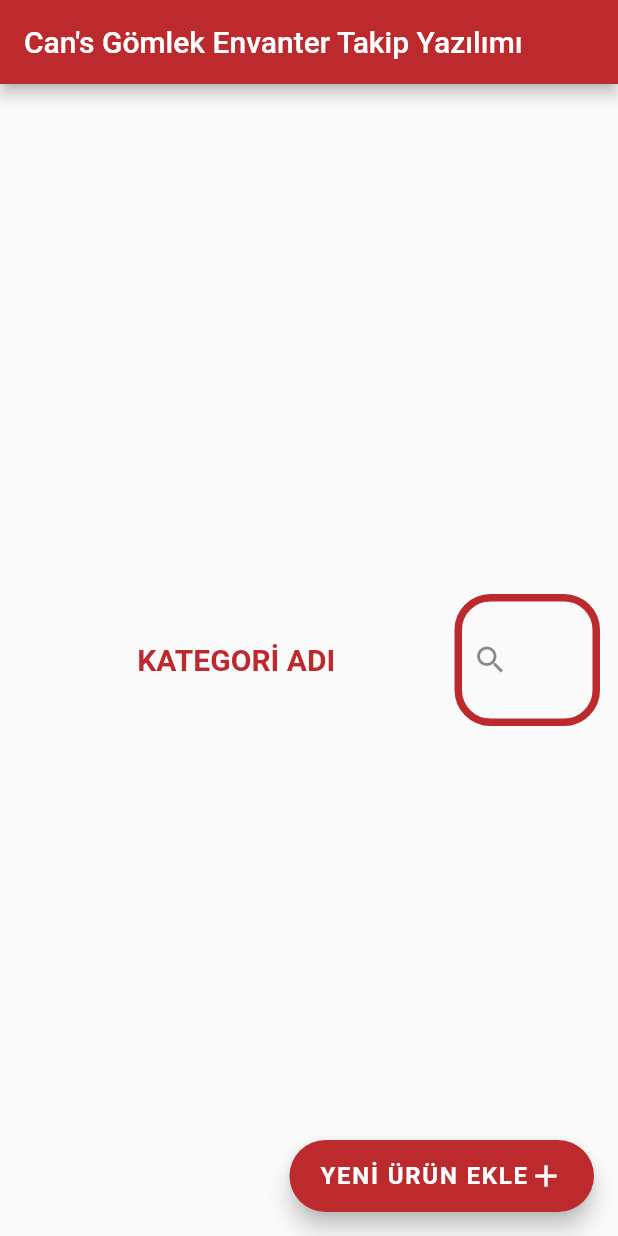
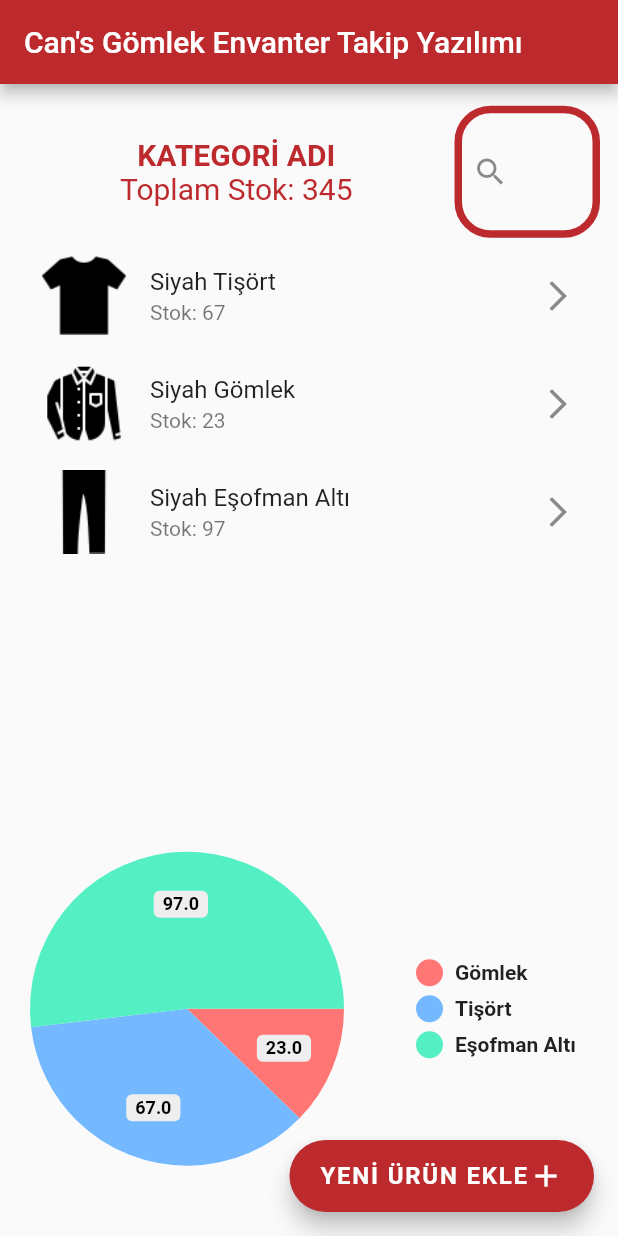
Before and after one commit to saidberk27/inventory_automation, a Flutter app: the screen it shows after launch, on a phone screen of 412 x 824 dp. Run offline on Flutter 3.47's test engine with Material 2 defaults, Android fonts, the light colour scheme and no system bars; drawn by our look-alikes of pie_chart.

Commit message:
Product page v1 Design completed + pie chart added.

```diff
--- /dev/null
+++ b/lib/screens/add_new_product.dart
@@ -0,0 +1,10 @@
+import 'package:flutter/material.dart';
+
+class AddNewProductsPage extends StatelessWidget {
+  const AddNewProductsPage({super.key});
+
+  @override
+  Widget build(BuildContext context) {
+    return Container(color: const Color(0xFF2DBD3A));
+  }
+}
--- a/lib/screens/home.dart
+++ b/lib/screens/home.dart
@@ -2,6 +2,7 @@ import 'package:envanter_kontrol/utils/colors.dart';
 import 'package:envanter_kontrol/utils/text_styles.dart';
 import 'package:envanter_kontrol/widgets/custom_fab.dart';
 import 'package:flutter/material.dart';
+import 'package:pie_chart/pie_chart.dart';
 
 class HomePage extends StatefulWidget {
   const HomePage({super.key, required this.title});
@@ -13,6 +14,12 @@ class HomePage extends StatefulWidget {
 }
 
 class _HomePageState extends State<HomePage> {
+  Map<String, double> dataMap = {
+    "Gömlek": 23,
+    "Tişört": 67,
+    "Eşofman Altı": 97,
+  };
+
   @override
   Widget build(BuildContext context) {
     return Scaffold(
@@ -25,23 +32,77 @@ class _HomePageState extends State<HomePage> {
           child: Column(
             mainAxisAlignment: MainAxisAlignment.center,
             children: [
-              Row(
-                children: [
-                  Expanded(
-                      flex: 3,
-                      child: Text(
-                        "KATEGORİ ADI",
-                        style: ProjectTextStyle.redMediumStrong,
-                        textAlign: TextAlign.center,
-                      )),
-                  Expanded(flex: 1, child: searchTextField()),
-                ],
-              )
+              Expanded(
+                flex: 1,
+                child: headerSection(),
+              ),
+              Expanded(
+                flex: 4,
+                child: productsListView(),
+              ),
+              Expanded(flex: 3, child: pieChart(dataMap: dataMap))
             ],
           ),
         ),
       ),
       floatingActionButton: const CustomFab(),
+    );
+  }
+
+  PieChart pieChart({required Map<String, double> dataMap}) => PieChart(
+        dataMap: dataMap,
+        animationDuration: const Duration(seconds: 2),
+      );
+
+  Row headerSection() {
+    return Row(
+      children: [
+        Expanded(
+            flex: 3,
+            child: Column(
+              mainAxisAlignment: MainAxisAlignment.center,
+              children: [
+                Text(
+                  "KATEGORİ ADI",
+                  style: ProjectTextStyle.redMediumStrong,
+                  textAlign: TextAlign.center,
+                ),
+                Text(
+                  "Toplam Stok: 345",
+                  style: ProjectTextStyle.redMedium,
+                )
+              ],
+            )),
+        Expanded(flex: 1, child: searchTextField()),
+      ],
+    );
+  }
+
+  ListView productsListView() {
+    return ListView(
+      children: [
+        ListTile(
+          leading: Image.asset("assets/images/tshirt.png"),
+          title: const Text("Siyah Tişört"),
+          subtitle: const Text("Stok: 67"),
+          trailing: const Icon(Icons.arrow_forward_ios),
+          onTap: () {},
+        ),
+        ListTile(
+          leading: Image.asset("assets/images/shirt.png"),
+          title: const Text("Siyah Gömlek"),
+          subtitle: const Text("Stok: 23"),
+          trailing: const Icon(Icons.arrow_forward_ios),
+          onTap: () {},
+        ),
+        ListTile(
+          leading: Image.asset("assets/images/pants.png"),
+          title: const Text("Siyah Eşofman Altı"),
+          subtitle: const Text("Stok: 97"),
+          trailing: const Icon(Icons.arrow_forward_ios),
+          onTap: () {},
+        ),
+      ],
     );
   }
 
@@ -51,7 +112,7 @@ class _HomePageState extends State<HomePage> {
       textAlignVertical: TextAlignVertical.center,
       style: ProjectTextStyle.redSmallStrong,
       decoration: InputDecoration(
-          prefixIcon: Icon(Icons.search),
+          prefixIcon: const Icon(Icons.search),
           suffix: IconButton(
               onPressed: () {},
               icon: Icon(
@@ -63,7 +124,7 @@ class _HomePageState extends State<HomePage> {
               borderSide:
                   BorderSide(width: 5, color: ProjectColors.projectRed)),
           enabledBorder: OutlineInputBorder(
-              borderRadius: BorderRadius.all(Radius.circular(24)),
+              borderRadius: const BorderRadius.all(Radius.circular(24)),
               borderSide:
                   BorderSide(width: 5, color: ProjectColors.projectRed))),
     );
--- a/pubspec.yaml
+++ b/pubspec.yaml
@@ -36,6 +36,8 @@ dependencies:
   # Use with the CupertinoIcons class for iOS style icons.
   cupertino_icons: ^1.0.2
   flutter_adaptive_scaffold: ^0.1.3
+  pie_chart: ^5.3.2
+
 
 dev_dependencies:
   flutter_test:
@@ -60,8 +62,8 @@ flutter:
   uses-material-design: true
 
   # To add assets to your application, add an assets section, like this:
-  # assets:
-  #   - images/a_dot_burr.jpeg
+  assets:
+   - assets/images/
   #   - images/a_dot_ham.jpeg
 
   # An image asset can refer to one or more resolution-specific "variants", see
```
Also changed, not shown: assets/fonts/righteous.ttf (renamed from lib/assets/fonts/righteous.ttf), assets/images/pants.png (added), assets/images/shirt.png (added), assets/images/tshirt.png (added), pubspec.lock.
